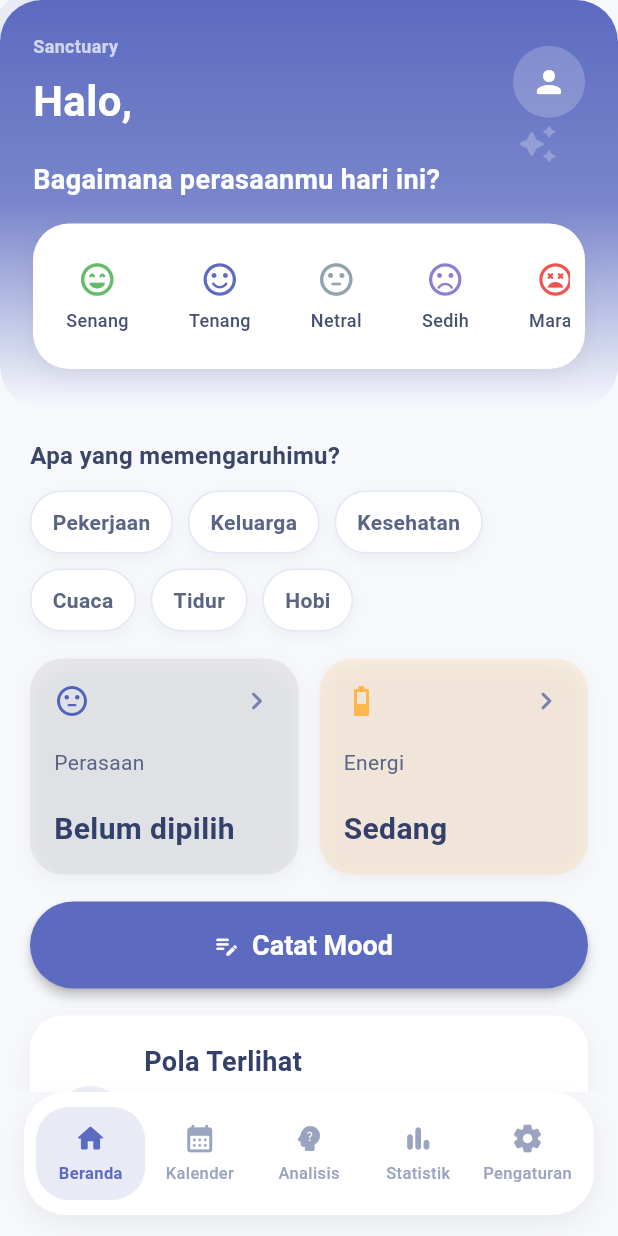
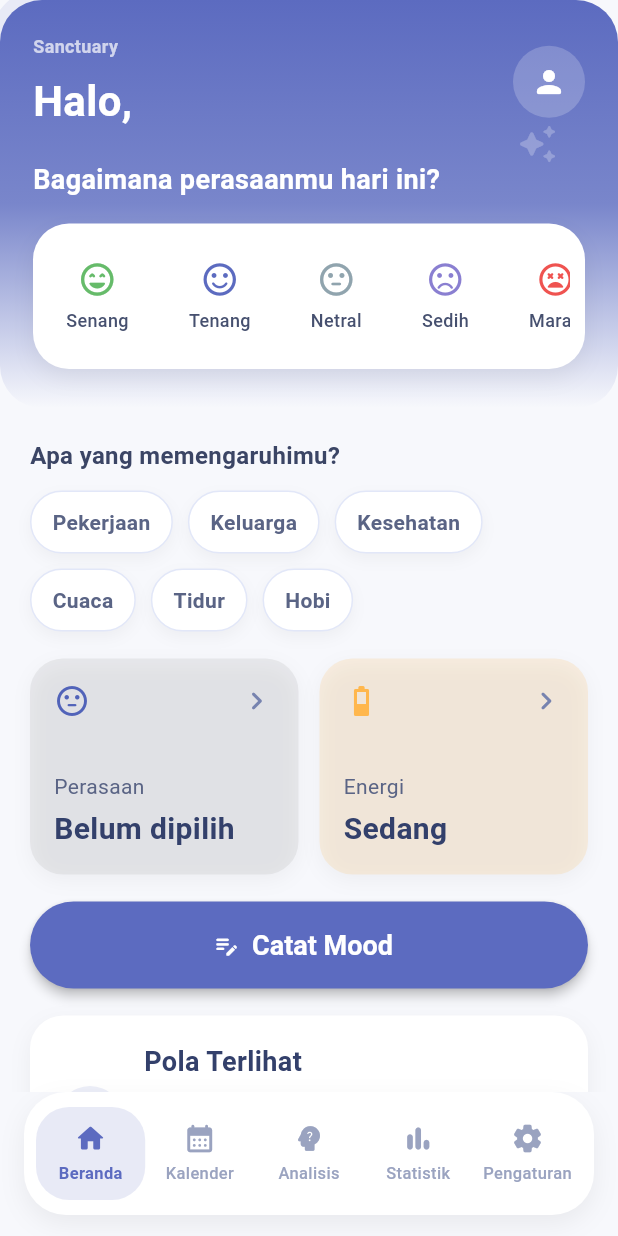
Before and after one commit to paniabisnis-commits/moodspace, a Flutter app: the HomeScreen screen opened directly with empty values, on a phone screen of 412 x 824 dp. Run offline on Flutter 3.47's test engine with Material 3 defaults, Android fonts, the phone set to English and light mode, and no system bars.

Commit message:
fix(ui): prevent overflow and improve InfoCard layout

```diff
--- a/lib/screens/home_content.dart
+++ b/lib/screens/home_content.dart
@@ -384,7 +384,6 @@ class _InfoCard extends StatelessWidget {
         ),
         child: Column(
           crossAxisAlignment: CrossAxisAlignment.start,
-          mainAxisAlignment: MainAxisAlignment.spaceBetween,
           children: [
             Row(
               children: [
@@ -396,12 +395,20 @@ class _InfoCard extends StatelessWidget {
                 ),
               ],
             ),
+
+            const Spacer(),
+
             Text(
               title,
               style: const TextStyle(fontSize: 14, color: Color(0xFF5A6485)),
             ),
+
+            const SizedBox(height: 4),
+
             Text(
               value,
+              maxLines: 1,
+              overflow: TextOverflow.ellipsis,
               style: const TextStyle(
                 fontSize: 20,
                 fontWeight: FontWeight.bold,
@@ -409,7 +416,7 @@ class _InfoCard extends StatelessWidget {
               ),
             ),
           ],
-        ),
+        )
       ),
     );
   }
--- a/lib/screens/home_screen.dart
+++ b/lib/screens/home_screen.dart
@@ -379,7 +379,7 @@ class _HomeScreenState extends State<HomeScreen> {
         child: CustomScrollView(
           slivers: [
             SliverPersistentHeader(
-              pinned: false,
+              pinned: true,
               delegate: SliverPinnedHeader(
                 height: 142,
                 child: Padding(
```
